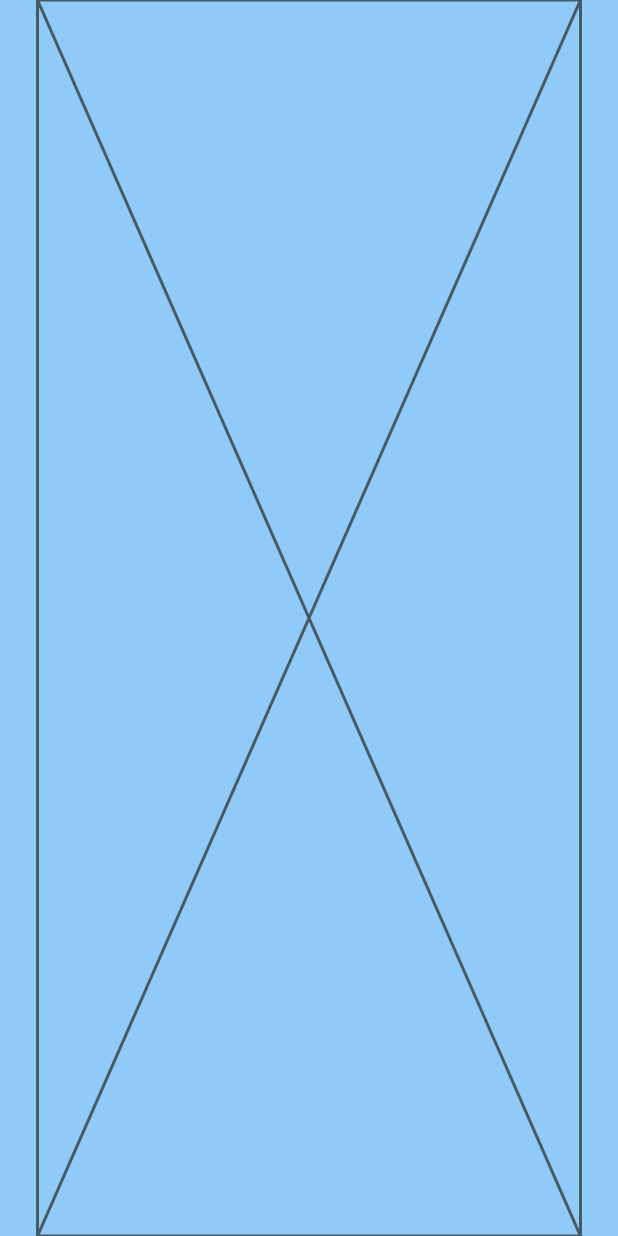
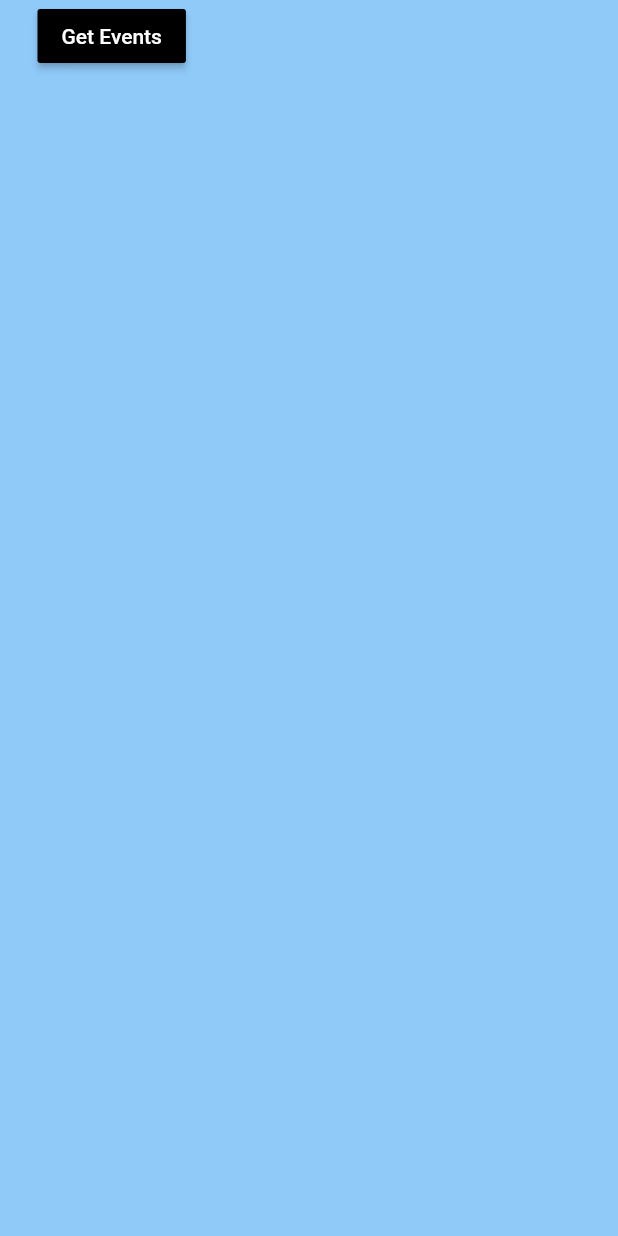
Before and after one commit to 1aggarcia/MeUni, a Flutter app: the screen it shows after launch, on a phone screen of 412 x 824 dp. Run offline on Flutter 3.47's test engine with Material 2 defaults, Android fonts, the phone set to English and light mode, and no system bars; our stand-ins replace stacked, stacked_services, stacked_shared.

Commit message:
[mobile] Add simple events view

```diff
--- a/mobile/lib/app/app.dart
+++ b/mobile/lib/app/app.dart
@@ -1,3 +1,5 @@
+import 'package:meuni_mobile/repository/events_repo.dart';
+import 'package:meuni_mobile/repository/mock/mock_events_repo.dart';
 import 'package:meuni_mobile/ui/bottom_sheets/notice/notice_sheet.dart';
 import 'package:meuni_mobile/ui/dialogs/info_alert/info_alert_dialog.dart';
 import 'package:meuni_mobile/ui/views/startup/startup_view.dart';
@@ -16,6 +18,7 @@ import 'package:meuni_mobile/ui/views/events/events_view.dart';
     LazySingleton(classType: BottomSheetService),
     LazySingleton(classType: DialogService),
     LazySingleton(classType: NavigationService),
+    LazySingleton(classType: EventsRepo, asType: MockEventsRepo)
     // @stacked-service
   ],
   bottomsheets: [
--- /dev/null
+++ b/mobile/lib/models/event.dart
@@ -0,0 +1,28 @@
+class Event {
+  //* Public Properties
+  final int id;
+
+  final String title;
+  final String desc;
+  final String location;
+
+  final int max;
+
+  final DateTime startTime;
+  final DateTime endTime;
+
+  final int hostId;
+  final List<int> attendees;
+
+  //* Constructors
+  Event(
+      {required this.id,
+      required this.title,
+      required this.desc,
+      required this.location,
+      required this.max,
+      required this.startTime,
+      required this.endTime,
+      required this.hostId,
+      required this.attendees});
+}
--- /dev/null
+++ b/mobile/lib/repository/events_repo.dart
@@ -0,0 +1,8 @@
+import 'package:meuni_mobile/models/event.dart';
+
+abstract class EventsRepo {
+  //* Public Methods
+  Future<List<Event>> getEventsAsync();
+
+  Future addEventAsync(Event event);
+}
--- a/mobile/lib/ui/views/events/events_view.dart
+++ b/mobile/lib/ui/views/events/events_view.dart
@@ -16,7 +16,20 @@ class EventsView extends StackedView<EventsViewModel> {
       backgroundColor: Theme.of(context).colorScheme.background,
       body: Container(
         padding: const EdgeInsets.only(left: 25.0, right: 25.0),
-        child: const Placeholder(),
+        child: viewModel.events.isEmpty
+            ? MaterialButton(
+                color: Colors.black,
+                onPressed: () async => await viewModel.getEventsAsync(),
+                child: const Text(
+                  'Get Events',
+                  style: TextStyle(color: Colors.white),
+                ),
+              )
+            : ListView.builder(
+                itemCount: viewModel.events.length,
+                itemBuilder: (context, index) {
+                  return ListTile(title: Text(viewModel.events[index].title));
+                }),
       ),
     );
   }
--- a/mobile/lib/ui/views/events/events_viewmodel.dart
+++ b/mobile/lib/ui/views/events/events_viewmodel.dart
@@ -1,3 +1,16 @@
+import 'package:meuni_mobile/app/app.locator.dart';
+import 'package:meuni_mobile/repository/events_repo.dart';
 import 'package:stacked/stacked.dart';
 
-class EventsViewModel extends BaseViewModel {}
+import '../../../models/event.dart';
+
+class EventsViewModel extends BaseViewModel {
+  final _eventsRepo = locator<EventsRepo>();
+
+  List<Event> events = [];
+
+  Future getEventsAsync() async {
+    events = await _eventsRepo.getEventsAsync();
+    rebuildUi();
+  }
+}
```
Also changed, not shown: mobile/lib/app/app.locator.dart (+6 -2 lines), mobile/lib/repository/mock/mock_events_repo.dart (added, +58 -0 lines).
